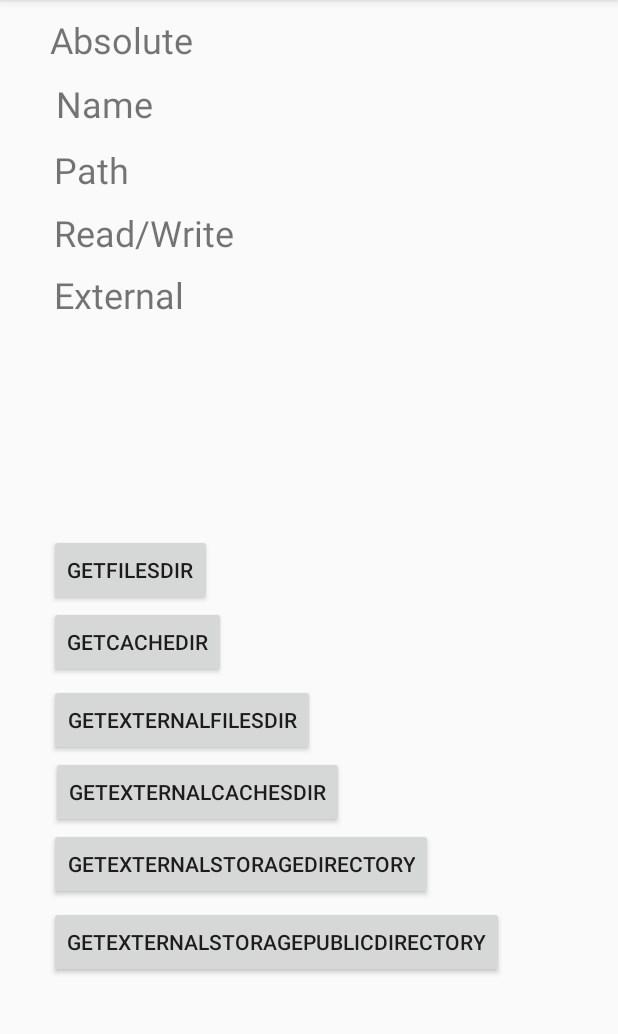
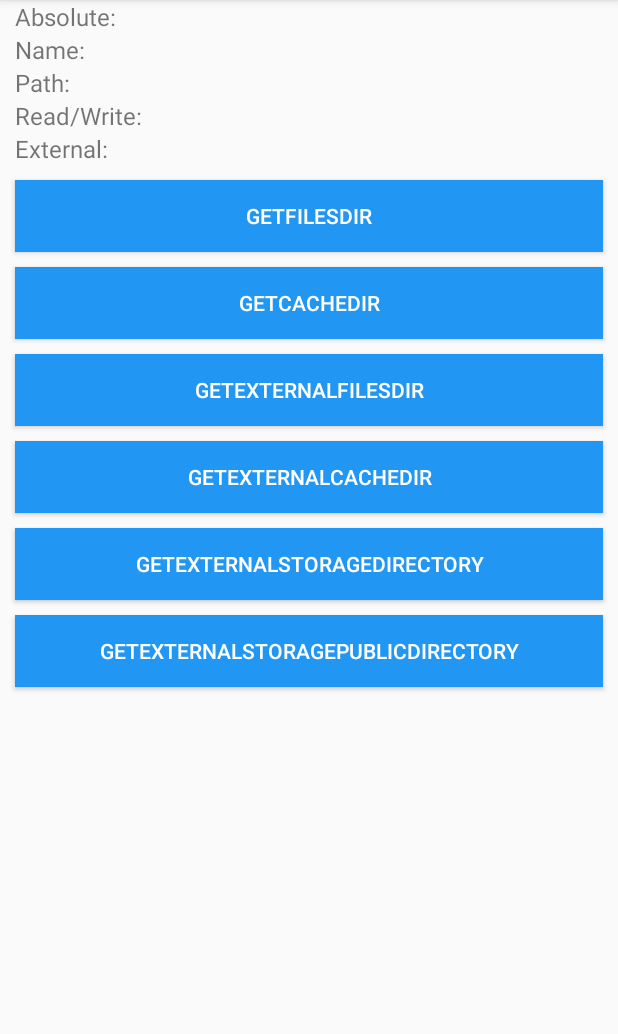
Before and after one commit to smuzdev/Programming-and-security-DBMS, an Android app: the screen it shows after launch (MainActivity), on a phone screen of 412 x 824 dp, the part 84-1118 px from its top. Run offline under Robolectric (Android 15) with nearby library versions, the phone set to English and light mode, and no system bars.

Commit message:
The third labaratory work

```diff
--- a/LAB_01/app/src/main/AndroidManifest.xml
+++ b/LAB_01/app/src/main/AndroidManifest.xml
@@ -1,7 +1,7 @@
 <?xml version="1.0" encoding="utf-8"?>
 <manifest xmlns:android="http://schemas.android.com/apk/res/android"
     package="com.smuzdev.lab_01">
-
+    <uses-permission android:name="android.permission.WRITE_EXTERNAL_STORAGE" />
     <application
         android:allowBackup="true"
         android:icon="@mipmap/ic_launcher"
--- a/LAB_01/app/src/main/java/com/smuzdev/lab_01/MainActivity.java
+++ b/LAB_01/app/src/main/java/com/smuzdev/lab_01/MainActivity.java
@@ -3,12 +3,82 @@ package com.smuzdev.lab_01;
 import androidx.appcompat.app.AppCompatActivity;
 
 import android.os.Bundle;
+import android.os.Environment;
+import android.view.View;
+import android.widget.TextView;
+
+import java.io.File;
 
 public class MainActivity extends AppCompatActivity {
+
+    TextView absoluteTextView;
+    TextView nameTextView;
+    TextView pathTextView;
+    TextView rwTextView;
+    TextView externalTextView;
 
     @Override
     protected void onCreate(Bundle savedInstanceState) {
         super.onCreate(savedInstanceState);
         setContentView(R.layout.activity_main);
+        absoluteTextView = findViewById(R.id.absoluteTextView);
+        nameTextView = findViewById(R.id.nameTextView);
+        pathTextView = findViewById(R.id.pathTextView);
+        rwTextView = findViewById(R.id.rwTextView);
+        externalTextView = findViewById(R.id.externalTextView);
+    }
+
+    public void onGetFilesDirButtonClick(View view) {
+        File getFilesDir = super.getFilesDir();
+        absoluteTextView.setText("Absolute: " + getFilesDir.getAbsolutePath());
+        nameTextView.setText("Name: " + getFilesDir.getName());
+        pathTextView.setText("Path: " + getFilesDir.getPath());
+        rwTextView.setText("Read/Write" + getFilesDir.canRead() + "/" + getFilesDir.canWrite());
+        externalTextView.setText("External: " + Environment.getExternalStorageState());
+    }
+
+    public void onGetCacheDirButtonClick(View view) {
+        File getCacheDir = super.getCacheDir();
+        absoluteTextView.setText("Absolute: " + getCacheDir.getAbsolutePath());
+        nameTextView.setText("Name: " + getCacheDir.getName());
+        pathTextView.setText("Path: " + getCacheDir.getPath());
+        rwTextView.setText("Read/Write" + getCacheDir.canRead() + "/" + getCacheDir.canWrite());
+        externalTextView.setText("External: " + Environment.getExternalStorageState());
+    }
+
+    public void onGetExtFilesDirButtonClick(View view) {
+        File getExternalFilesDir = super.getExternalFilesDir("text.txt");
+        absoluteTextView.setText("Absolute: " + getExternalFilesDir.getAbsolutePath());
+        nameTextView.setText("Name: " + getExternalFilesDir.getName());
+        pathTextView.setText("Path: " + getExternalFilesDir.getPath());
+        rwTextView.setText("Read/Write" + getExternalFilesDir.canRead() + "/" + getExternalFilesDir.canWrite());
+        externalTextView.setText("External: " + Environment.getExternalStorageState());
+    }
+
+    public void onGetExtCacheDirButtonClick(View view) {
+        File getExternalCacheDir = super.getExternalCacheDir();
+        absoluteTextView.setText("Absolute: " + getExternalCacheDir.getAbsolutePath());
+        nameTextView.setText("Name: " + getExternalCacheDir.getName());
+        pathTextView.setText("Path: " + getExternalCacheDir.getPath());
+        rwTextView.setText("Read/Write" + getExternalCacheDir.canRead() + "/" + getExternalCacheDir.canWrite());
+        externalTextView.setText("External: " + Environment.getExternalStorageState());
+    }
+
+    public void onGetExtStorageDirectoryButtonClick(View view) {
+        File getExternalStorageDirectory = Environment.getExternalStorageDirectory();
+        absoluteTextView.setText("Absolute: " + getExternalStorageDirectory.getAbsolutePath());
+        nameTextView.setText("Name: " + getExternalStorageDirectory.getName());
+        pathTextView.setText("Path: " + getExternalStorageDirectory.getPath());
+        rwTextView.setText("Read/Write" + getExternalStorageDirectory.canRead() + "/" + getExternalStorageDirectory.canWrite());
+        externalTextView.setText("External: " + Environment.getExternalStorageState());
+    }
+
+    public void onGetExtStoragePublicDirectoryButtonClick(View view) {
+        File getExternalStoragePublicDirectory = Environment.getExternalStoragePublicDirectory("text.txt");
+        absoluteTextView.setText("Absolute: " + getExternalStoragePublicDirectory.getAbsolutePath());
+        nameTextView.setText("Name: " + getExternalStoragePublicDirectory.getName());
+        pathTextView.setText("Path: " + getExternalStoragePublicDirectory.getPath());
+        rwTextView.setText("Read/Write" + getExternalStoragePublicDirectory.canRead() + "/" + getExternalStoragePublicDirectory.canWrite());
+        externalTextView.setText("External: " + Environment.getExternalStorageState());
     }
 }
--- a/LAB_01/app/src/main/res/layout/activity_main.xml
+++ b/LAB_01/app/src/main/res/layout/activity_main.xml
@@ -4,132 +4,122 @@
     xmlns:tools="http://schemas.android.com/tools"
     android:layout_width="match_parent"
     android:layout_height="match_parent"
+    android:onClick="onGetFilesDirButtonClick"
     tools:context=".MainActivity">
 
-    <Button
-        android:id="@+id/getExtCachesDirButton"
-        android:layout_width="wrap_content"
+    <LinearLayout
+        android:layout_width="match_parent"
+        android:layout_height="match_parent"
+        android:orientation="vertical">
+
+        <TextView
+            android:id="@+id/absoluteTextView"
+            android:layout_width="match_parent"
             android:layout_height="wrap_content"
-        android:text="GETEXTERNALCACHESDIR"
-        app:layout_constraintEnd_toEndOf="parent"
-        app:layout_constraintHorizontal_bias="0.156"
-        app:layout_constraintStart_toStartOf="parent"
-        app:layout_constraintTop_toBottomOf="@+id/getExtFilesDirButton" />
+            android:layout_marginLeft="10dp"
+            android:text="Absolute:"
+            android:textSize="16sp" />
+
+        <TextView
+            android:id="@+id/nameTextView"
+            android:layout_width="match_parent"
+            android:layout_height="wrap_content"
+            android:layout_marginLeft="10dp"
+            android:text="Name:"
+            android:textSize="16sp" />
+
+        <TextView
+            android:id="@+id/pathTextView"
+            android:layout_width="match_parent"
+            android:layout_height="wrap_content"
+            android:layout_marginLeft="10dp"
+            android:text="Path:"
+            android:textSize="16sp" />
+
+        <TextView
+            android:id="@+id/rwTextView"
+            android:layout_width="match_parent"
+            android:layout_height="wrap_content"
+            android:layout_marginLeft="10dp"
+            android:text="Read/Write:"
+            android:textSize="16sp" />
+
+        <TextView
+            android:id="@+id/externalTextView"
+            android:layout_width="match_parent"
+            android:layout_height="wrap_content"
+            android:layout_marginLeft="10dp"
+            android:text="External:"
+            android:textSize="16sp" />
 
         <Button
-        android:id="@+id/getExtStoragePublicDirButton"
-        android:layout_width="wrap_content"
+            android:id="@+id/getFilesDirButton"
+            android:layout_width="match_parent"
             android:layout_height="wrap_content"
-        android:layout_marginTop="4dp"
-        android:text="GETEXTERNALSTORAGEPUBLICDIRECTORY"
-        app:layout_constraintEnd_toEndOf="parent"
-        app:layout_constraintHorizontal_bias="0.302"
-        app:layout_constraintStart_toStartOf="parent"
-        app:layout_constraintTop_toBottomOf="@+id/getExtStorageDirButton" />
+            android:layout_margin="10dp"
+            android:background="#2196F3"
+            android:onClick="onGetFilesDirButtonClick"
+            android:text="GETFILESDIR"
+            android:textColor="#FFFFFF" />
 
         <Button
-        android:id="@+id/getExtStorageDirButton"
-        android:layout_width="wrap_content"
+            android:id="@+id/getCacheDirButton"
+            android:layout_width="match_parent"
             android:layout_height="wrap_content"
-        android:text="GETEXTERNALSTORAGEDIRECTORY"
-        app:layout_constraintEnd_toEndOf="parent"
-        app:layout_constraintHorizontal_bias="0.21"
-        app:layout_constraintStart_toStartOf="parent"
-        app:layout_constraintTop_toBottomOf="@+id/getExtCachesDirButton" />
+            android:layout_marginLeft="10dp"
+            android:layout_marginRight="10dp"
+            android:layout_marginBottom="10dp"
+            android:background="#2196F3"
+            android:onClick="onGetCacheDirButtonClick"
+            android:text="GETCACHEDIR"
+            android:textColor="#FFFFFF" />
 
         <Button
             android:id="@+id/getExtFilesDirButton"
-        android:layout_width="wrap_content"
+            android:layout_width="match_parent"
             android:layout_height="wrap_content"
-        android:layout_marginTop="4dp"
+            android:layout_marginLeft="10dp"
+            android:layout_marginRight="10dp"
+            android:layout_marginBottom="10dp"
+            android:background="#2196F3"
+            android:onClick="onGetExtFilesDirButtonClick"
             android:text="GETEXTERNALFILESDIR"
-        app:layout_constraintEnd_toEndOf="parent"
-        app:layout_constraintHorizontal_bias="0.14"
-        app:layout_constraintStart_toStartOf="parent"
-        app:layout_constraintTop_toBottomOf="@+id/getCacheDirButton" />
+            android:textColor="#FFFFFF" />
 
         <Button
-        android:id="@+id/getCacheDirButton"
-        android:layout_width="wrap_content"
+            android:id="@+id/getExtCacheDirButton"
+            android:layout_width="match_parent"
             android:layout_height="wrap_content"
-        android:text="GETCACHEDIR"
-        app:layout_constraintEnd_toEndOf="parent"
-        app:layout_constraintHorizontal_bias="0.111"
-        app:layout_constraintStart_toStartOf="parent"
-        app:layout_constraintTop_toBottomOf="@+id/getFilesDirButton" />
-
-    <TextView
-        android:id="@+id/textView5"
-        android:layout_width="95dp"
-        android:layout_height="32dp"
-        android:layout_margin="10dp"
-        android:text="External"
-        android:textSize="24sp"
-        app:layout_constraintEnd_toEndOf="parent"
-        app:layout_constraintHorizontal_bias="0.088"
-        app:layout_constraintStart_toStartOf="parent"
-        app:layout_constraintTop_toBottomOf="@+id/textView4" />
-
-    <TextView
-        android:id="@+id/textView4"
-        android:layout_width="128dp"
-        android:layout_height="31dp"
-        android:layout_margin="10dp"
-        android:layout_marginTop="8dp"
-        android:text="Read/Write"
-        android:textSize="24sp"
-        app:layout_constraintEnd_toEndOf="parent"
-        app:layout_constraintHorizontal_bias="0.098"
-        app:layout_constraintStart_toStartOf="parent"
-        app:layout_constraintTop_toBottomOf="@+id/textView3" />
-
-    <TextView
-        android:id="@+id/textView3"
-        android:layout_width="95dp"
-        android:layout_height="32dp"
-        android:layout_margin="10dp"
-        android:layout_marginTop="8dp"
-        android:text="Path"
-        android:textSize="24sp"
-        app:layout_constraintEnd_toEndOf="parent"
-        app:layout_constraintHorizontal_bias="0.088"
-        app:layout_constraintStart_toStartOf="parent"
-        app:layout_constraintTop_toBottomOf="@+id/textView2" />
-
-    <TextView
-        android:id="@+id/textView2"
-        android:layout_width="93dp"
-        android:layout_height="34dp"
-        android:layout_margin="10dp"
-        android:layout_marginTop="8dp"
-        android:text="Name"
-        android:textSize="24sp"
-        app:layout_constraintEnd_toEndOf="parent"
-        app:layout_constraintHorizontal_bias="0.091"
-        app:layout_constraintStart_toStartOf="parent"
-        app:layout_constraintTop_toBottomOf="@+id/textView" />
-
-    <TextView
-        android:id="@+id/textView"
-        android:layout_width="wrap_content"
-        android:layout_height="wrap_content"
-        android:layout_margin="10dp"
-        android:layout_marginTop="25dp"
-        android:text="Absolute"
-        android:textSize="24sp"
-        app:layout_constraintEnd_toEndOf="parent"
-        app:layout_constraintHorizontal_bias="0.079"
-        app:layout_constraintStart_toStartOf="parent"
-        app:layout_constraintTop_toTopOf="parent" />
+            android:layout_marginLeft="10dp"
+            android:layout_marginRight="10dp"
+            android:layout_marginBottom="10dp"
+            android:background="#2196F3"
+            android:onClick="onGetExtCacheDirButtonClick"
+            android:text="GETEXTERNALCACHEDIR"
+            android:textColor="#FFFFFF" />
 
         <Button
-        android:id="@+id/getFilesDirButton"
-        android:layout_width="wrap_content"
+            android:id="@+id/getExtStorageDirectoryButton"
+            android:layout_width="match_parent"
             android:layout_height="wrap_content"
-        android:layout_marginTop="144dp"
-        android:text="GETFILESDIR"
-        app:layout_constraintEnd_toEndOf="parent"
-        app:layout_constraintHorizontal_bias="0.108"
-        app:layout_constraintStart_toStartOf="parent"
-        app:layout_constraintTop_toBottomOf="@+id/textView5" />
+            android:layout_marginLeft="10dp"
+            android:layout_marginRight="10dp"
+            android:layout_marginBottom="10dp"
+            android:background="#2196F3"
+            android:onClick="onGetExtStorageDirectoryButtonClick"
+            android:text="GETEXTERNALSTORAGEDIRECTORY"
+            android:textColor="#FFFFFF" />
+
+        <Button
+            android:id="@+id/getExtStoragePublicDirectoryButton"
+            android:layout_width="match_parent"
+            android:layout_height="wrap_content"
+            android:layout_marginLeft="10dp"
+            android:layout_marginRight="10dp"
+            android:background="#2196F3"
+            android:onClick="onGetExtStoragePublicDirectoryButtonClick"
+            android:text="GETEXTERNALSTORAGEPUBLICDIRECTORY"
+            android:textColor="#FFFFFF" />
+
+    </LinearLayout>
 </androidx.constraintlayout.widget.ConstraintLayout>
```
Lines whose indentation alone changed are shown as unchanged.
